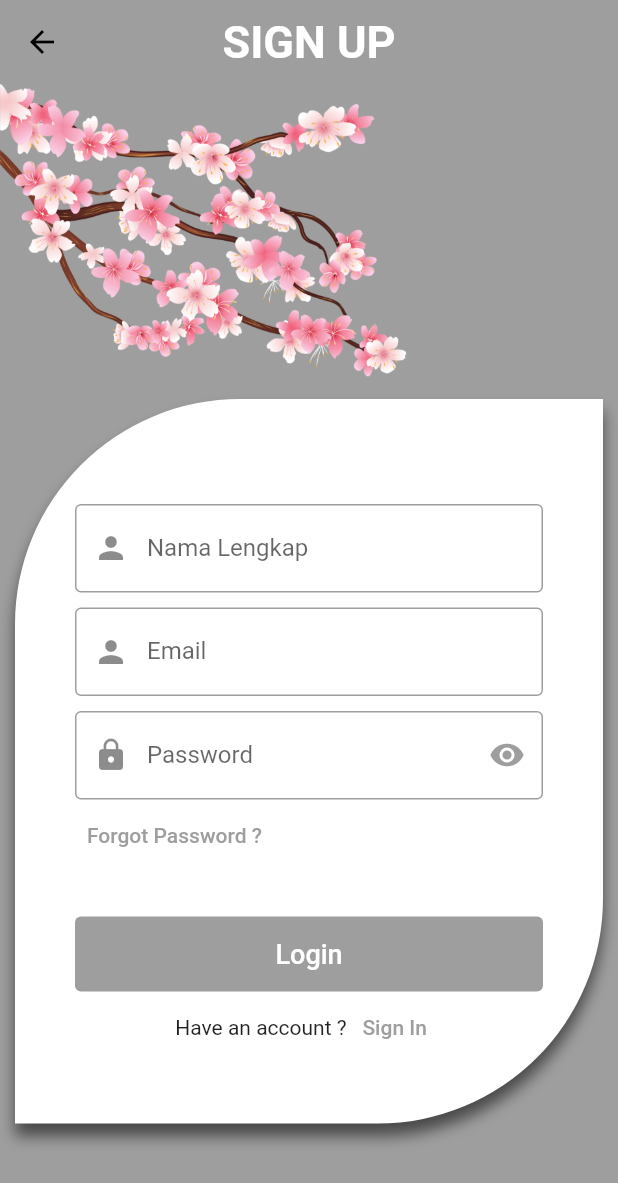
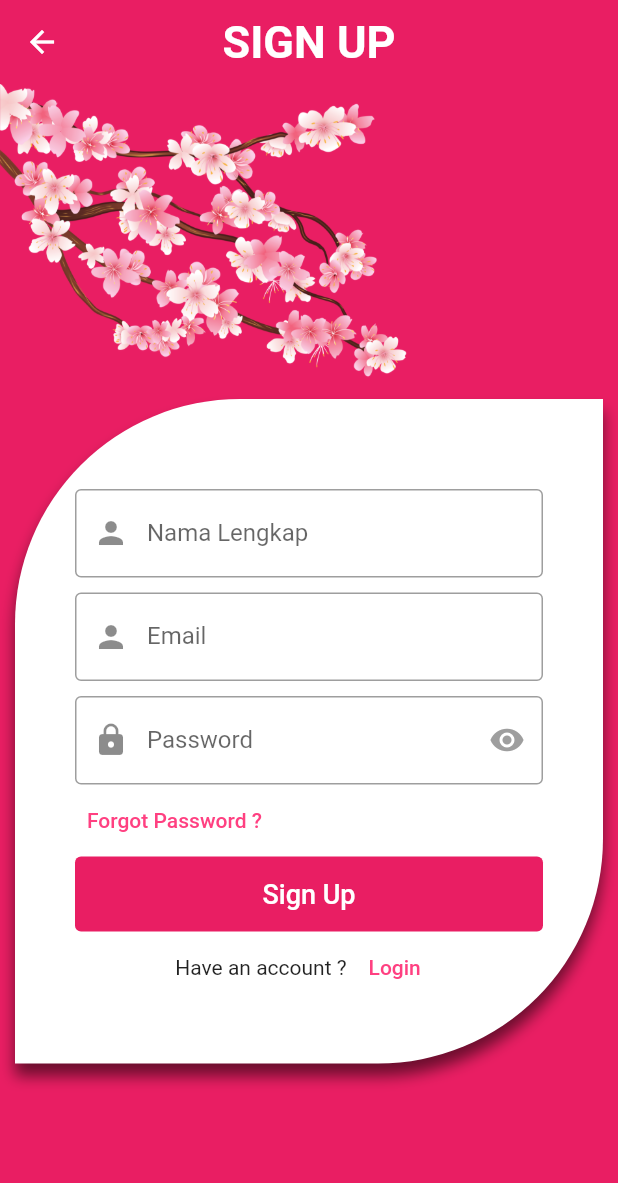
Before and after one commit to faizakailani/Login-Register, a Flutter app: the screen it shows after launch, after a tap on "Sign Up", on a phone screen of 412 x 824 dp. Shown: the top 1183 px of the screen. Run offline on Flutter 3.47's test engine with Material 2 defaults, Android fonts, the phone set to English and light mode, and no system bars.

Commit message:
Update tema warna

```diff
--- a/lib/main.dart
+++ b/lib/main.dart
@@ -21,7 +21,7 @@ class MyApp extends StatelessWidget {
         // or simply save your changes to "hot reload" in a Flutter IDE).
         // Notice that the counter didn't reset back to zero; the application
         // is not restarted.
-        primarySwatch: Colors.grey,
+        primarySwatch: Colors.pink,
       ),
       home: LoginView(),
       debugShowCheckedModeBanner: false,
--- a/lib/ui/login_view.dart
+++ b/lib/ui/login_view.dart
@@ -14,7 +14,7 @@ class _LoginViewState extends State<LoginView> {
   @override
   Widget build(BuildContext context) {
     return Scaffold(
-      backgroundColor: Colors.grey,
+      backgroundColor: Colors.pink,
       appBar: AppBar(
         title: Text("LOGIN", style: TextStyle(color: Colors.white, fontWeight: FontWeight.bold, fontSize: 30),),
         elevation: 0,
@@ -27,7 +27,7 @@ class _LoginViewState extends State<LoginView> {
           child: SingleChildScrollView(
             child: Container(
               decoration: BoxDecoration(
-                color: Colors.grey,
+                color: Colors.pink,
                 // borderRadius: BorderRadius.only(topLeft: Radius.circular(100),),
               ),
 
@@ -85,7 +85,7 @@ class _LoginViewState extends State<LoginView> {
                             ),
                             Row(
                               children: <Widget>[
-                                TextButton(onPressed: null, child: Text("Forgot Password ?",style: TextStyle(color: Colors.grey))),
+                                TextButton(onPressed: null, child: Text("Forgot Password ?",style: TextStyle(color: Colors.pinkAccent))),
                               ],
                             ),
                             SizedBox(height: 30,),
@@ -97,7 +97,7 @@ class _LoginViewState extends State<LoginView> {
 
                                   },
                                   child: Text("Login",style: TextStyle(color: Colors.white, fontSize: 18),),
-                                  style: TextButton.styleFrom(backgroundColor: Colors.grey,)
+                                  style: TextButton.styleFrom(backgroundColor: Colors.pink,)
                               ),
                             ),
                             Row(
@@ -108,7 +108,7 @@ class _LoginViewState extends State<LoginView> {
                                     onPressed: (){
                                       Navigator.of(context).push(MaterialPageRoute(builder: (context) => RegisterView()),);
                                     },
-                                    child: Text("Sign Up",style: TextStyle(color: Colors.grey))
+                                    child: Text("Sign Up",style: TextStyle(color: Colors.pinkAccent))
                                 )
                               ],
                             ),
--- a/lib/ui/register_view.dart
+++ b/lib/ui/register_view.dart
@@ -14,7 +14,7 @@ class _RegisterViewState extends State<RegisterView> {
   @override
   Widget build(BuildContext context) {
     return Scaffold(
-      backgroundColor: Colors.grey,
+      backgroundColor: Colors.pink,
       appBar: AppBar(
         title: Text("SIGN UP", style: TextStyle(color: Colors.white, fontWeight: FontWeight.bold, fontSize: 30),),
         elevation: 0,
@@ -27,7 +27,7 @@ class _RegisterViewState extends State<RegisterView> {
           child: SingleChildScrollView(
             child: Container(
               decoration: BoxDecoration(
-                color: Colors.grey,
+                color: Colors.pink,
                 // borderRadius: BorderRadius.only(topLeft: Radius.circular(100),),
               ),
 
@@ -58,7 +58,7 @@ class _RegisterViewState extends State<RegisterView> {
                         child: Column(
                           children: <Widget>[
                             // Text("LOGIN", style: TextStyle(color: Colors.lightGreen, fontWeight: FontWeight.bold, fontSize: 25.0),),
-                            SizedBox(height: 30,),
+                            SizedBox(height: 20,),
                             TextField(
                               decoration: InputDecoration(
                                   prefixIcon: Icon(Icons.person),
@@ -93,17 +93,16 @@ class _RegisterViewState extends State<RegisterView> {
                             ),
                             Row(
                               children: <Widget>[
-                                TextButton(onPressed: null, child: Text("Forgot Password ?",style: TextStyle(color: Colors.grey))),
+                                TextButton(onPressed: null, child: Text("Forgot Password ?",style: TextStyle(color: Colors.pinkAccent))),
                               ],
                             ),
-                            SizedBox(height: 30,),
                             Container(
                               width: MediaQuery.of(context).size.width*.80,
                               height: 50,
                               child: TextButton(
                                   onPressed: (){},
-                                  child: Text("Login",style: TextStyle(color: Colors.white, fontSize: 18),),
-                                  style: TextButton.styleFrom(backgroundColor: Colors.grey,)
+                                  child: Text("Sign Up",style: TextStyle(color: Colors.white, fontSize: 18),),
+                                  style: TextButton.styleFrom(backgroundColor: Colors.pink,)
                               ),
                             ),
                             Row(
@@ -114,7 +113,7 @@ class _RegisterViewState extends State<RegisterView> {
                                     onPressed: (){
                                       Navigator.of(context).push(MaterialPageRoute(builder: (context) => LoginView()),);
                                     },
-                                    child: Text("Sign In",style: TextStyle(color: Colors.grey))
+                                    child: Text("Login",style: TextStyle(color: Colors.pinkAccent))
                                 )
                               ],
                             ),
```
